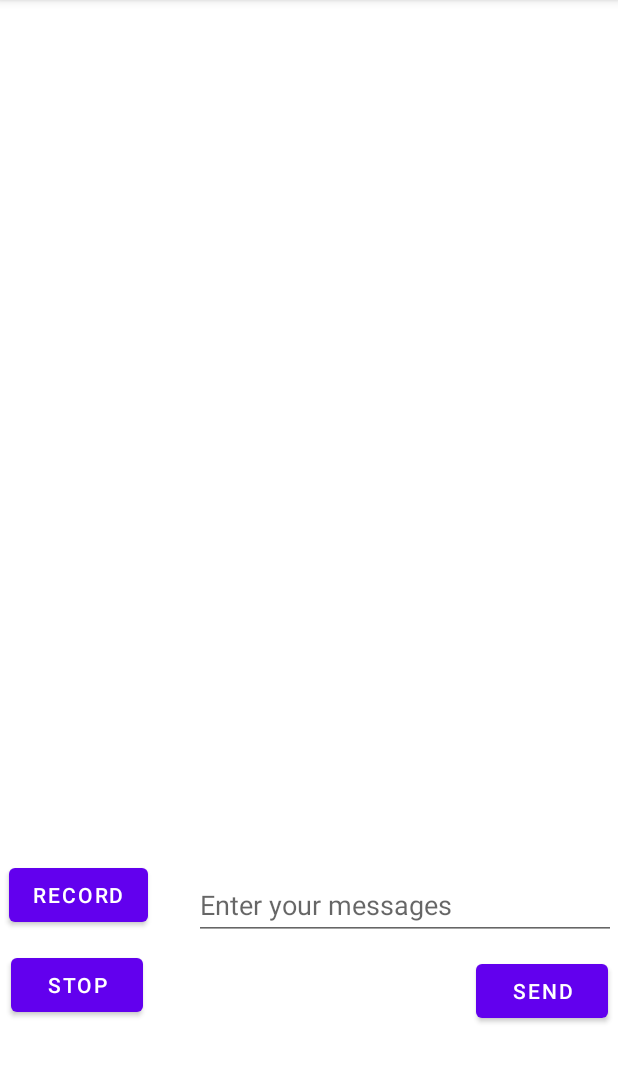
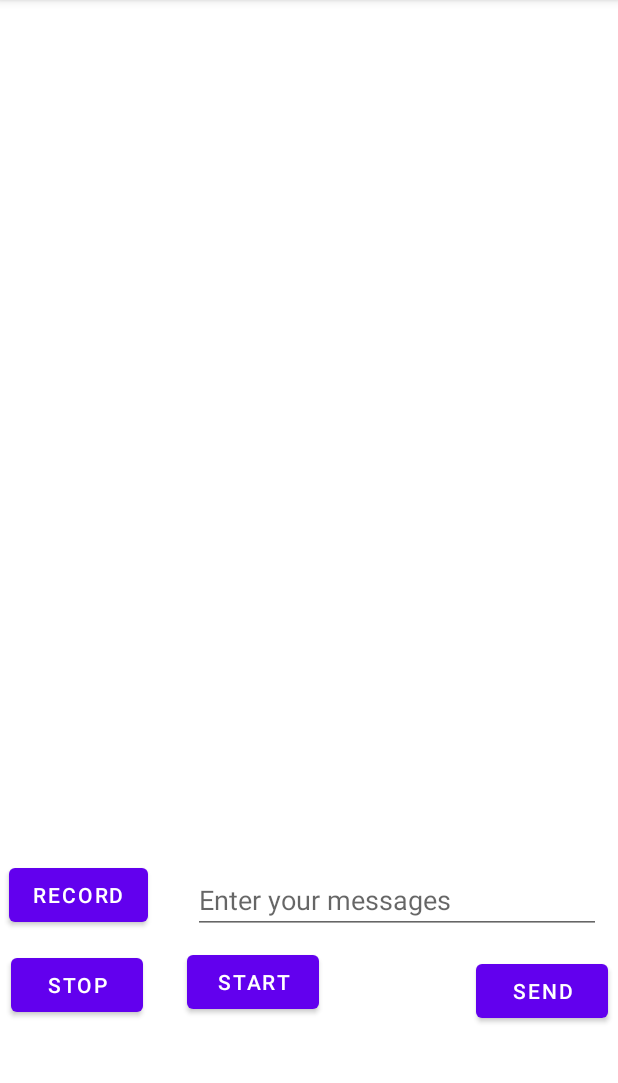
Before and after one commit to mertadali/Walkie-Talkie, an Android app: the ChatFragment screen opened directly, with no data from a screen before it, after a tap on "SEND", on a phone screen of 412 x 824 dp, the part 84-1167 px from its top. Run offline under Robolectric (Android 15) with nearby library versions, the phone set to English and light mode, and no system bars; our stand-ins replace Firebase (no records; nobody signed in at launch, a user with empty details on screens opened directly); 3 statements that could not run were skipped.

Commit message:
Record audio button added

```diff
--- a/app/src/main/AndroidManifest.xml
+++ b/app/src/main/AndroidManifest.xml
@@ -2,14 +2,20 @@
 <manifest xmlns:android="http://schemas.android.com/apk/res/android"
     xmlns:tools="http://schemas.android.com/tools">
 
+    <uses-permission android:name="android.permission.RECORD_AUDIO"></uses-permission>
+    <uses-permission android:name="android.permission.WRITE_EXTERNAL_STORAGE"></uses-permission>
+    <uses-permission android:name="android.permission.READ_EXTERNAL_STORAGE"></uses-permission>
+
     <application
         android:allowBackup="true"
+        android:requestLegacyExternalStorage="true"
         android:dataExtractionRules="@xml/data_extraction_rules"
         android:fullBackupContent="@xml/backup_rules"
         android:icon="@mipmap/ic_launcher"
         android:label="@string/app_name"
         android:supportsRtl="true"
         android:theme="@style/Theme.WalkieTalkie"
+        android:allowAudioPlaybackCapture="true"
         tools:targetApi="31">
         <activity
             android:name=".MainActivity"
--- a/app/src/main/java/com/mertadali/walkietalkie/ChatFragment.kt
+++ b/app/src/main/java/com/mertadali/walkietalkie/ChatFragment.kt
@@ -1,10 +1,20 @@
 package com.mertadali.walkietalkie
 
+
+import android.content.pm.PackageManager
+import android.media.MediaPlayer
+import android.media.MediaRecorder
+
 import android.os.Bundle
+import android.os.Environment
 import android.view.*
+import android.widget.Toast
+import androidx.core.app.ActivityCompat
+
 import androidx.fragment.app.Fragment
-import android.widget.Toast
 import androidx.recyclerview.widget.LinearLayoutManager
+import com.google.android.material.snackbar.Snackbar
+
 import com.google.firebase.auth.FirebaseAuth
 import com.google.firebase.auth.ktx.auth
 import com.google.firebase.firestore.FieldValue
@@ -13,7 +23,7 @@ import com.google.firebase.firestore.Query
 import com.google.firebase.firestore.ktx.firestore
 import com.google.firebase.ktx.Firebase
 import com.mertadali.walkietalkie.databinding.FragmentChatBinding
-
+import java.io.IOException
 
 
 class ChatFragment : Fragment() {
@@ -21,10 +31,20 @@ class ChatFragment : Fragment() {
     // This property is only valid between onCreateView and onDestroyView.
     private var _binding: FragmentChatBinding? = null
     private val binding get() = _binding!!
-    private lateinit var firestore : FirebaseFirestore
-    private lateinit var auth : FirebaseAuth
-    private lateinit var adapter : ChatRecyclerView
+    private lateinit var mediaRecorder: MediaRecorder
+    private lateinit var  mediaPlayer : MediaPlayer
+    private lateinit var firestore: FirebaseFirestore
+    private lateinit var auth: FirebaseAuth
+    private lateinit var adapter: ChatRecyclerView
     private var chats = arrayListOf<Chat>()
+    //private lateinit var permissionLauncher : ActivityResultLauncher<String>
+    private val path: String = Environment.getExternalStorageDirectory().toString() + "/myrec1"    // kontrol
+
+
+
+
+
+
 
 
 
@@ -33,81 +53,21 @@ class ChatFragment : Fragment() {
         firestore = Firebase.firestore
         auth = Firebase.auth
 
+        mediaPlayer = MediaPlayer()
 
-    }
+        mediaRecorder = MediaRecorder()
+        registerLauncher()
 
-    override fun onCreateView(
-        inflater: LayoutInflater, container: ViewGroup?,
-        savedInstanceState: Bundle?
-    ): View? {
-        // Inflate the layout for this fragment
-        _binding = FragmentChatBinding.inflate(inflater, container, false)
-        val view = binding.root
-        return view
-    }
 
-    override fun onViewCreated(view: View, savedInstanceState: Bundle?) {
+        println(path)
 
-        super.onViewCreated(view, savedInstanceState)
-        adapter = ChatRecyclerView()
-        binding.chatRecycler.adapter = adapter
-        binding.chatRecycler.layoutManager = LinearLayoutManager(requireContext())
+        if (ActivityCompat.checkSelfPermission(requireActivity(), android.Manifest.permission.RECORD_AUDIO) != PackageManager.PERMISSION_GRANTED)
+            ActivityCompat.requestPermissions(requireActivity(),
+            arrayOf(android.Manifest.permission.RECORD_AUDIO,
+            android.Manifest.permission.WRITE_EXTERNAL_STORAGE,
+            android.Manifest.permission.READ_EXTERNAL_STORAGE),111)
 
-        binding.sendButton.setOnClickListener {
-            auth.currentUser?.let {FirebaseUser ->
-                val user = FirebaseUser.email
-                val chatText = binding.chatText.text.toString()
-                val date = FieldValue.serverTimestamp()
-
-                val dataMap = HashMap<String, Any>()
-                dataMap.put("user",user!!)
-                dataMap.put("text",chatText)
-                dataMap.put("date",date)
-
-                firestore.collection("Chats").add(dataMap).addOnSuccessListener {
-                    binding.chatText.setText("")
-
-                }.addOnFailureListener {
-                    Toast.makeText(requireContext(),it.localizedMessage,Toast.LENGTH_LONG).show()
-                    binding.chatText.setText("")
-                }
-            }
-        }
-        firestore.collection("Chats").orderBy("date",Query.Direction.ASCENDING).addSnapshotListener { value, error ->
-            if (error != null){
-                Toast.makeText(requireContext(),error.localizedMessage,Toast.LENGTH_LONG).show()
-
-            }else{
-                if (value != null){
-                    if (value.isEmpty){
-                        Toast.makeText(requireContext(),"No message",Toast.LENGTH_LONG).show()
-                    }else{
-                        val documents = value.documents
-                        chats.clear()
-
-                        for (documents in documents){
-                            val text = documents.get("text") as String
-                            val user = documents.get("user") as String
-                            val chat = Chat(user,text)
-                            chats.add(chat)
-                            adapter.chats = chats
-                        }
-                    }
-                    adapter.notifyDataSetChanged()
-                }
-
-            }
-        }
-
-    }
-
-    override fun onDestroyView() {
-        super.onDestroyView()
-        _binding = null
-    }
-
-    private fun Fragment.onCreateOptionsMenu(menu: Menu) {
-        val menuInflater = menu
+        // kullancıyıya bir ekran gelsin ve evet hayır şeklinde cevap versin bir de izin vermezse ne olacağını yap.
 
 
 
@@ -119,4 +79,141 @@ class ChatFragment : Fragment() {
 
 
 
-}
+    override fun onCreateView(
+        inflater: LayoutInflater, container: ViewGroup?,
+        savedInstanceState: Bundle?
+    ): View? {
+        // Inflate the layout for this fragment
+        _binding = FragmentChatBinding.inflate(inflater, container, false)
+        val view = binding.root
+        return view
+
+
+
+    }
+
+
+
+
+    override fun onViewCreated(view: View, savedInstanceState: Bundle?) {
+
+
+        super.onViewCreated(view, savedInstanceState)
+        adapter = ChatRecyclerView()
+        binding.chatRecycler.adapter = adapter
+        binding.chatRecycler.layoutManager = LinearLayoutManager(requireContext())
+
+        binding.sendButton.setOnClickListener {
+            auth.currentUser?.let { FirebaseUser ->
+                val user = FirebaseUser.email
+                val chatText = binding.chatText.text.toString()
+                val date = FieldValue.serverTimestamp()
+
+
+                val dataMap = HashMap<String, Any>()
+                dataMap.put("user", user!!)
+                dataMap.put("text", chatText)
+                dataMap.put("date", date)
+
+                firestore.collection("Chats").add(dataMap).addOnSuccessListener {
+                    binding.chatText.setText("")
+
+                }.addOnFailureListener {
+                    Toast.makeText(requireContext(), it.localizedMessage, Toast.LENGTH_LONG).show()
+                    binding.chatText.setText("")
+                }
+            }
+        }
+
+
+
+        firestore.collection("Chats").orderBy("date", Query.Direction.ASCENDING)
+            .addSnapshotListener { value, error ->
+                if (error != null) {
+                    Toast.makeText(requireContext(), error.localizedMessage, Toast.LENGTH_LONG)
+                        .show()
+
+                } else {
+                    if (value != null) {
+                        if (value.isEmpty) {
+                            Toast.makeText(requireContext(), "No message", Toast.LENGTH_LONG).show()
+                        } else {
+                            val documents = value.documents
+                            chats.clear()
+
+                            for (documents in documents) {
+                                val text = documents.get("text") as String
+                                val user = documents.get("user") as String
+                                val chat = Chat(user, text)
+                                chats.add(chat)
+                                adapter.chats = chats
+                            }
+                        }
+                        adapter.notifyDataSetChanged()
+                    }
+
+                }
+            }
+        binding.recordButton.setOnClickListener {
+            println("deneme 1")
+
+                // permission granted
+
+                try {
+                    mediaRecorder.setAudioSource(MediaRecorder.AudioSource.MIC)
+                    mediaRecorder.setOutputFormat(MediaRecorder.OutputFormat.THREE_GPP)
+                    mediaRecorder.setAudioEncoder(MediaRecorder.AudioEncoder.AMR_NB)     // Tekrar kontrol et bu kısımı
+                    mediaRecorder.setOutputFile(path)
+                    mediaRecorder.prepare()
+                    mediaRecorder.start()
+
+                }catch (e : IOException){
+                    e.printStackTrace()
+                    println(e)
+                }
+
+
+
+
+            }
+        binding.stopButton.setOnClickListener {
+            println("stop")
+            mediaRecorder.stop()
+            mediaRecorder.release()
+            binding.recordButton.isEnabled = true
+            binding.stopButton.isEnabled = false
+        }
+        binding.startButton.setOnClickListener {
+            try {
+                             val mediaPlayer = MediaPlayer()
+                mediaPlayer.setDataSource(path)
+                mediaPlayer.prepare()
+                mediaPlayer.start()
+                binding.recordButton.isEnabled = false
+
+            }catch (e : IOException){
+                e.printStackTrace()
+            }
+
+
+        }
+        // stop recording
+
+
+
+
+        }
+
+
+
+
+    override fun onDestroyView() {
+        super.onDestroyView()
+        _binding = null
+    }
+
+    private fun registerLauncher(){
+
+            PackageManager.PERMISSION_GRANTED
+        }
+    }
--- a/app/src/main/java/com/mertadali/walkietalkie/LoginFragment.kt
+++ b/app/src/main/java/com/mertadali/walkietalkie/LoginFragment.kt
@@ -37,7 +37,7 @@ class LoginFragment : Fragment() {
         super.onStart()
         // Check if user is signed in (non-null) and update UI accordingly.
         val currentUser = auth.currentUser
-        if (currentUser != null) {
+        if (FirebaseAuth.getInstance().currentUser != null) {
             readlnOrNull()
             val action = LoginFragmentDirections.actionLoginFragmentToChatFragment()
             findNavController().navigate(action)
--- a/app/src/main/res/layout/fragment_chat.xml
+++ b/app/src/main/res/layout/fragment_chat.xml
@@ -39,17 +39,20 @@
 
     <EditText
         android:id="@+id/chatText"
-        android:layout_width="281dp"
-        android:layout_height="46dp"
+        android:layout_width="272dp"
+        android:layout_height="42dp"
         android:layout_marginStart="128dp"
         android:layout_marginTop="20dp"
+        android:layout_marginEnd="11dp"
         android:layout_marginBottom="76dp"
+
+
         android:ems="10"
-
         android:hint="Enter your messages"
         android:inputType="textPersonName"
         android:textAlignment="textStart"
         app:layout_constraintBottom_toBottomOf="parent"
+        app:layout_constraintEnd_toEndOf="parent"
         app:layout_constraintStart_toStartOf="parent"
         app:layout_constraintTop_toBottomOf="@+id/chatRecycler"
         app:layout_constraintVertical_bias="0.0" />
@@ -63,4 +66,14 @@
         android:text="stop"
         app:layout_constraintBottom_toBottomOf="parent"
         app:layout_constraintStart_toStartOf="parent" />
+
+    <Button
+        android:id="@+id/startButton"
+        android:layout_width="wrap_content"
+        android:layout_height="wrap_content"
+        android:layout_marginStart="26dp"
+        android:layout_marginBottom="6dp"
+        android:text="start"
+        app:layout_constraintBottom_toBottomOf="parent"
+        app:layout_constraintStart_toEndOf="@+id/recordButton" />
 </androidx.constraintlayout.widget.ConstraintLayout>
```
Also changed, not shown: app/src/main/java/com/mertadali/walkietalkie/MainActivity.kt (+10 -0 lines).
